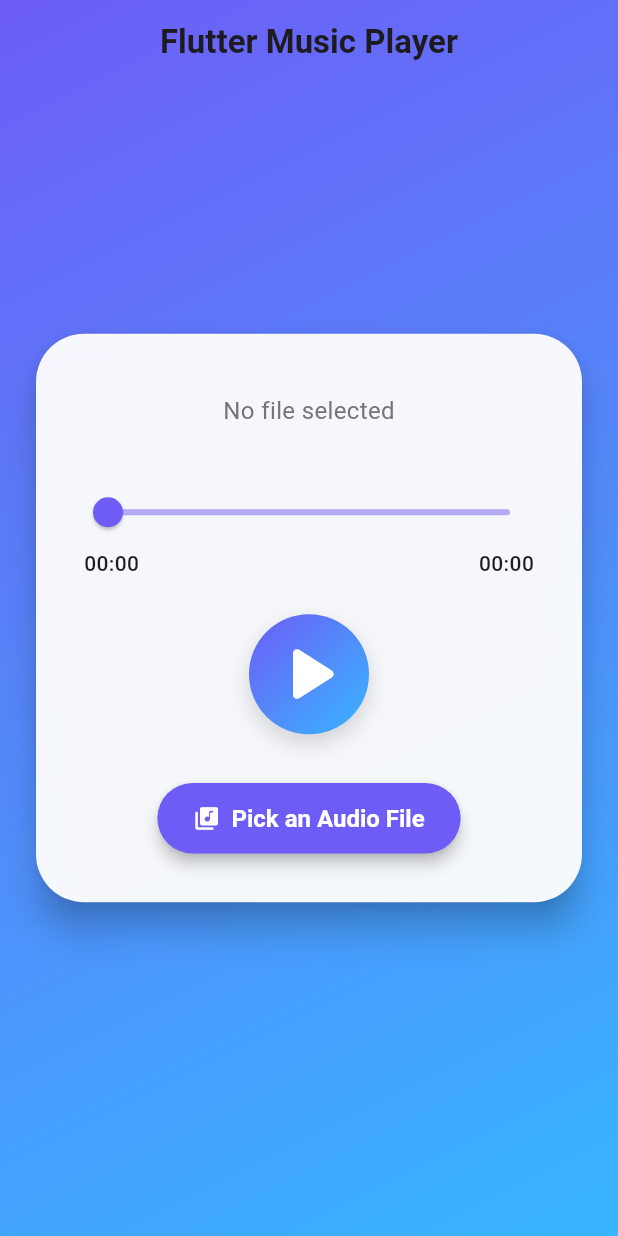
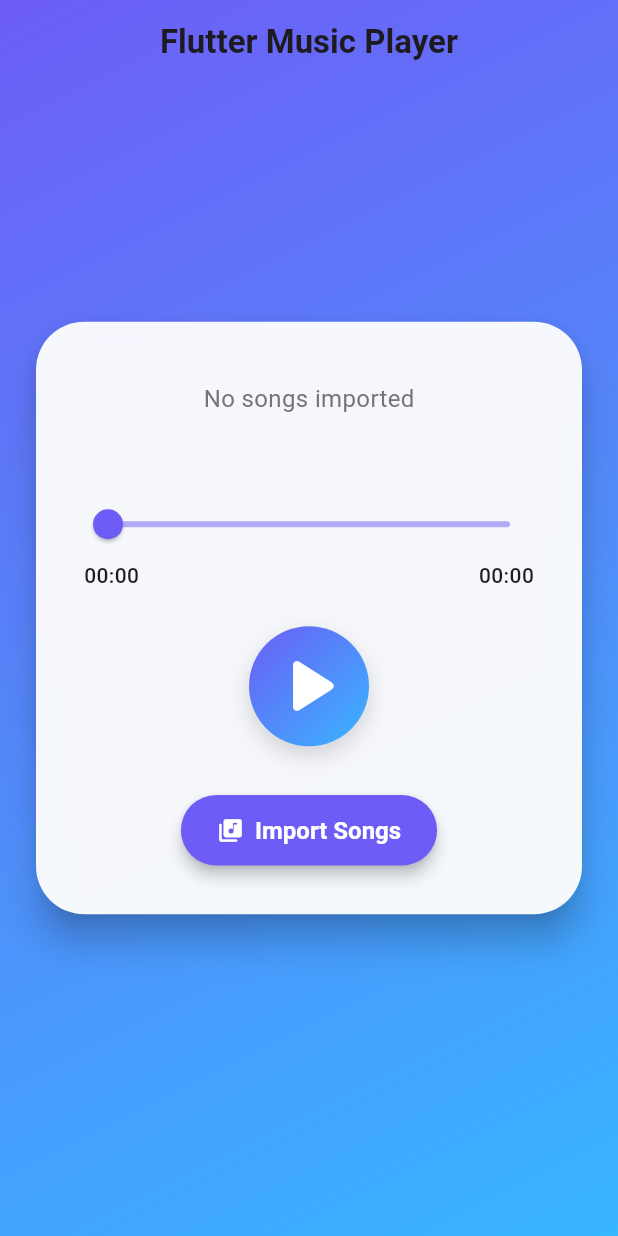
Before and after one commit to shahaarya465/MAD-Music-Player, a Flutter app: the screen it shows after launch, after a tap on the "play arrow" icon, on a phone screen of 412 x 824 dp. Run offline on Flutter 3.47's test engine with Material 3 defaults, Android fonts, the phone set to English and light mode, and no system bars; our stand-ins replace audioplayers, file_picker; missing offline and left inert: flutter_media_metadata.

Commit message:
Add multiple song import and rename

```diff
--- a/lib/music_player_screen.dart
+++ b/lib/music_player_screen.dart
@@ -1,6 +1,10 @@
 import 'package:flutter/material.dart';
 import 'package:audioplayers/audioplayers.dart';
 import 'package:file_picker/file_picker.dart';
+import 'song_list_widget.dart';
+import 'package:path/path.dart' as p;
+import 'package:flutter_media_metadata/flutter_media_metadata.dart';
+import 'dart:io';
 
 class MusicPlayerScreen extends StatefulWidget {
   const MusicPlayerScreen({super.key});
@@ -14,7 +18,9 @@ class _MusicPlayerScreenState extends State<MusicPlayerScreen> {
   bool _isPlaying = false;
   Duration _duration = Duration.zero;
   Duration _position = Duration.zero;
-  String? _filePath;
+  List<String> _songPaths = [];
+  List<String> _songTitles = [];
+  int? _currentSongIndex;
 
   @override
   void initState() {
@@ -54,32 +60,65 @@ class _MusicPlayerScreenState extends State<MusicPlayerScreen> {
   Future<void> _pickFile() async {
     FilePickerResult? result = await FilePicker.platform.pickFiles(
       type: FileType.audio,
+      allowMultiple: true,
     );
 
-    if (result != null) {
+    if (result != null && result.files.isNotEmpty) {
+      List<String> selectedPaths = result.files.map((f) => f.path!).toList();
+      List<String> newPaths = selectedPaths.where((p) => !_songPaths.contains(p)).toList();
+      List<String> newTitles = [];
+      for (final path in newPaths) {
+        String title = p.basename(path);
+        try {
+          final metadata = await MetadataRetriever.fromFile(File(path));
+          if (metadata.trackName != null && metadata.trackName!.trim().isNotEmpty) {
+            title = metadata.trackName!;
+          }
+        } catch (e) {
+          // ignore and use filename
+        }
+        // If title is missing, empty, or looks like a UUID, use filename without extension
+        final uuidRegex = RegExp(r'^[0-9a-fA-F\-]{32,}$');
+        final isUuid = uuidRegex.hasMatch(title.replaceAll('.', '').replaceAll('-', ''));
+        if (title.trim().isEmpty || isUuid) {
+          title = p.basenameWithoutExtension(path);
+        }
+        newTitles.add(title);
+      }
       if (mounted) {
         setState(() {
-          _filePath = result.files.single.path;
+          _songPaths.addAll(newPaths);
+          _songTitles.addAll(newTitles);
+          if (_currentSongIndex == null && _songPaths.isNotEmpty) {
+            _currentSongIndex = 0;
+          }
         });
       }
-      await _audioPlayer.stop();
-      if (mounted) {
-        setState(() {
-          _position = Duration.zero; // Reset position for the new file
-        });
+      if (_currentSongIndex != null) {
+        await _audioPlayer.stop();
+        if (mounted) {
+          setState(() {
+            _position = Duration.zero;
+          });
+        }
+        _play(_currentSongIndex!);
       }
-      _play();
     }
   }
 
-  Future<void> _play() async {
-    if (_filePath != null) {
-      await _audioPlayer.play(DeviceFileSource(_filePath!));
+  Future<void> _play(int index) async {
+    if (index >= 0 && index < _songPaths.length) {
+      await _audioPlayer.play(DeviceFileSource(_songPaths[index]));
+      if (mounted) {
+        setState(() {
+          _currentSongIndex = index;
+        });
+      }
     }
   }
 
   Future<void> _resume() async {
-    if (_filePath != null) {
+    if (_currentSongIndex != null && _currentSongIndex! < _songPaths.length) {
       await _audioPlayer.resume();
     }
   }
@@ -126,21 +165,54 @@ class _MusicPlayerScreenState extends State<MusicPlayerScreen> {
               child: Column(
                 mainAxisSize: MainAxisSize.min,
                 children: <Widget>[
-                  if (_filePath != null)
+                  SongListWidget(
+                    songPaths: _songPaths,
+                    songTitles: _songTitles,
+                    currentSongIndex: _currentSongIndex,
+                    onSongTap: (index) async {
+                      await _audioPlayer.stop();
+                      setState(() {
+                        _position = Duration.zero;
+                      });
+                      _play(index);
+                    },
+                    onRemove: (index) async {
+                      bool isCurrent = index == _currentSongIndex;
+                      setState(() {
+                        _songPaths.removeAt(index);
+                        _songTitles.removeAt(index);
+                        if (_songPaths.isEmpty) {
+                          _currentSongIndex = null;
+                        } else if (isCurrent) {
+                          _currentSongIndex = 0;
+                        } else if (_currentSongIndex != null && index < _currentSongIndex!) {
+                          _currentSongIndex = _currentSongIndex! - 1;
+                        }
+                      });
+                      if (isCurrent) {
+                        await _audioPlayer.stop();
+                        setState(() {
+                          _position = Duration.zero;
+                        });
+                        if (_songPaths.isNotEmpty) {
+                          _play(_currentSongIndex!);
+                        }
+                      }
+                    },
+                    onRename: (index, newName) {
+                      setState(() {
+                        _songTitles[index] = newName;
+                      });
+                    },
+                  ),
+                  const SizedBox(height: 16),
+                  if (_currentSongIndex != null && _songTitles.isNotEmpty)
                     Padding(
                       padding: const EdgeInsets.all(8.0),
                       child: Text(
-                        'Now Playing:\n${_filePath!.split('/').last}',
+                        'Now Playing:\n${_songTitles[_currentSongIndex!]}',
                         style: const TextStyle(fontSize: 18, fontWeight: FontWeight.w600),
                         textAlign: TextAlign.center,
-                      ),
-                    ),
-                  if (_filePath == null)
-                    Padding(
-                      padding: const EdgeInsets.all(8.0),
-                      child: Text(
-                        'No file selected',
-                        style: TextStyle(fontSize: 16, color: Colors.grey[600]),
                       ),
                     ),
                   const SizedBox(height: 24),
@@ -198,7 +270,7 @@ class _MusicPlayerScreenState extends State<MusicPlayerScreen> {
                             if (_isPlaying) {
                               _pause();
                             } else {
-                              if (_filePath == null) {
+                              if (_currentSongIndex == null) {
                                 _pickFile();
                               } else {
                                 _resume();
@@ -221,7 +293,7 @@ class _MusicPlayerScreenState extends State<MusicPlayerScreen> {
                     ),
                     onPressed: _pickFile,
                     icon: const Icon(Icons.library_music_rounded),
-                    label: const Text('Pick an Audio File'),
+                    label: const Text('Import Songs'),
                   ),
                 ],
               ),
--- /dev/null
+++ b/lib/song_list_widget.dart
@@ -0,0 +1,95 @@
+import 'package:flutter/material.dart';
+import 'package:path/path.dart' as p;
+
+class SongListWidget extends StatelessWidget {
+  final List<String> songPaths;
+  final List<String> songTitles;
+  final int? currentSongIndex;
+  final void Function(int) onSongTap;
+  final void Function(int) onRemove;
+  final void Function(int, String) onRename;
+
+  const SongListWidget({
+    super.key,
+    required this.songPaths,
+    required this.songTitles,
+    required this.currentSongIndex,
+    required this.onSongTap,
+    required this.onRemove,
+    required this.onRename,
+  });
+
+  @override
+  Widget build(BuildContext context) {
+    if (songPaths.isEmpty) {
+      return Padding(
+        padding: const EdgeInsets.all(8.0),
+        child: Text(
+          'No songs imported',
+          style: TextStyle(fontSize: 16, color: Colors.grey[600]),
+        ),
+      );
+    }
+    return Column(
+      children: [
+        const Text('Song List:', style: TextStyle(fontWeight: FontWeight.bold, fontSize: 16)),
+        SizedBox(
+          height: 120,
+          child: ListView.builder(
+            shrinkWrap: true,
+            itemCount: songPaths.length,
+            itemBuilder: (context, index) {
+              final isSelected = index == currentSongIndex;
+              return ListTile(
+                title: Row(
+                  children: [
+                    Expanded(child: Text(songTitles[index])),
+                    IconButton(
+                      icon: const Icon(Icons.edit, color: Colors.blueAccent, size: 20),
+                      tooltip: 'Rename',
+                      onPressed: () async {
+                        final controller = TextEditingController(text: songTitles[index]);
+                        final newName = await showDialog<String>(
+                          context: context,
+                          builder: (context) => AlertDialog(
+                            title: const Text('Rename Song'),
+                            content: TextField(
+                              controller: controller,
+                              autofocus: true,
+                              decoration: const InputDecoration(hintText: 'Enter new name'),
+                            ),
+                            actions: [
+                              TextButton(
+                                onPressed: () => Navigator.pop(context),
+                                child: const Text('Cancel'),
+                              ),
+                              TextButton(
+                                onPressed: () => Navigator.pop(context, controller.text.trim()),
+                                child: const Text('Save'),
+                              ),
+                            ],
+                          ),
+                        );
+                        if (newName != null && newName.isNotEmpty && newName != songTitles[index]) {
+                          onRename(index, newName);
+                        }
+                      },
+                    ),
+                  ],
+                ),
+                leading: Icon(isSelected ? Icons.music_note : Icons.audiotrack, color: isSelected ? Color(0xFF6D5DF6) : Colors.grey),
+                selected: isSelected,
+                onTap: () => onSongTap(index),
+                trailing: IconButton(
+                  icon: const Icon(Icons.delete, color: Colors.redAccent),
+                  onPressed: () => onRemove(index),
+                  tooltip: 'Remove',
+                ),
+              );
+            },
+          ),
+        ),
+      ],
+    );
+  }
+}
--- a/pubspec.yaml
+++ b/pubspec.yaml
@@ -14,6 +14,8 @@ dependencies:
   audioplayers: ^6.0.0
   file_picker: ^10.2.0
   path_provider: ^2.0.11
+  path: any
+  flutter_media_metadata: ^1.0.0
 
 dev_dependencies:
   flutter_test:
```
Also changed, not shown: pubspec.lock, 5 other files.
